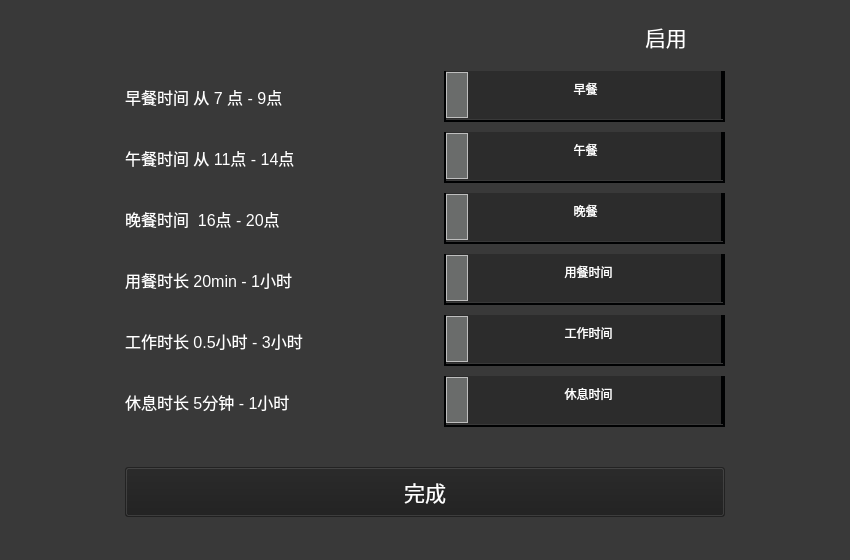
Above: Menu/function/option.ui from capp-adocia/HMCW before the change. Below: the same form after it.
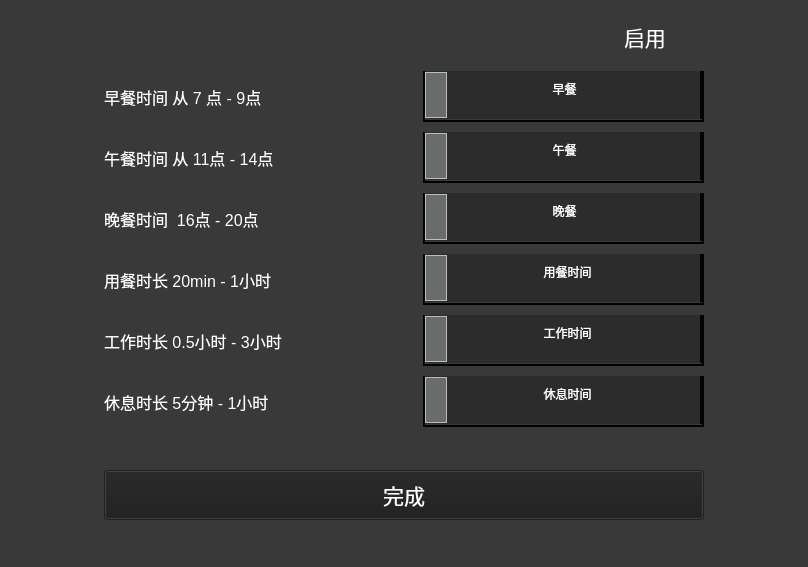
That is the form after the change.

```diff
--- a/Menu/function/option.ui
+++ b/Menu/function/option.ui
@@ -6,8 +6,8 @@
    <rect>
     <x>0</x>
     <y>0</y>
-    <width>850</width>
-    <height>560</height>
+    <width>808</width>
+    <height>567</height>
    </rect>
   </property>
   <property name="windowTitle">
@@ -416,7 +416,7 @@
              <number>57600</number>
             </property>
             <property name="maximum">
-             <number>80000</number>
+             <number>72000</number>
             </property>
             <property name="singleStep">
              <number>60</number>
```
